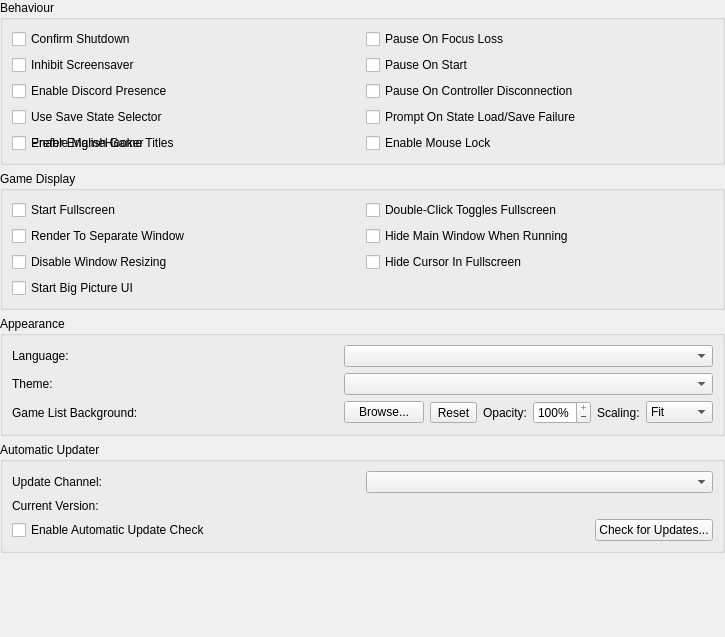
Above: pcsx2-qt/Settings/InterfaceSettingsWidget.ui from GonkDroid99/pcsx2-lightgun before the change. Below: the same form after it.
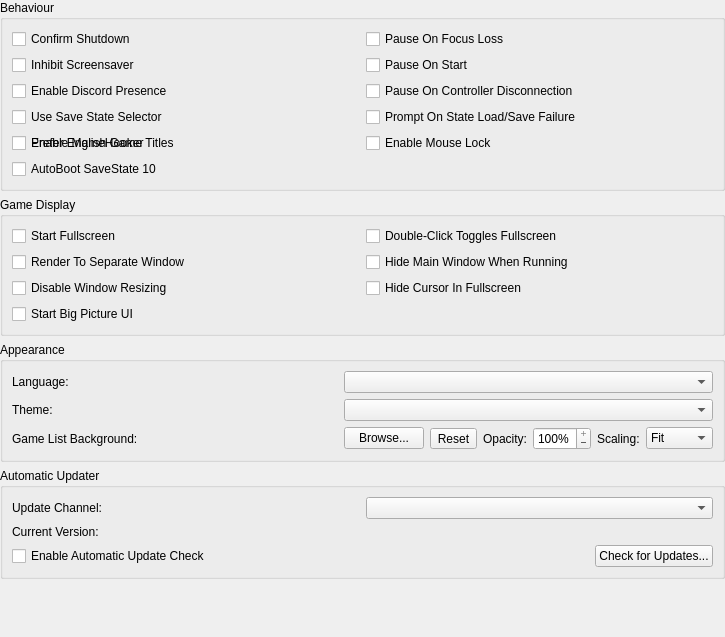
That is the form after the change. Icons and pictures are not drawn.

Commit message: AutoLoad SaveState 10 options + few recoil management on some games

```diff
--- a/pcsx2-qt/Settings/InterfaceSettingsWidget.ui
+++ b/pcsx2-qt/Settings/InterfaceSettingsWidget.ui
@@ -105,6 +105,13 @@
          <string>Enable Mouse Lock</string>
         </property>
        </widget>
+      </item>
+      <item row="5" column="0">
+       <widget class="QCheckBox" name="autoBootSaveStateTen">
+        <property name="text">
+         <string>AutoBoot SaveState 10</string>
+        </property>
+       </widget>
       </item>		 
      </layout>
     </widget>
```
The commit also changes 8 other files.
